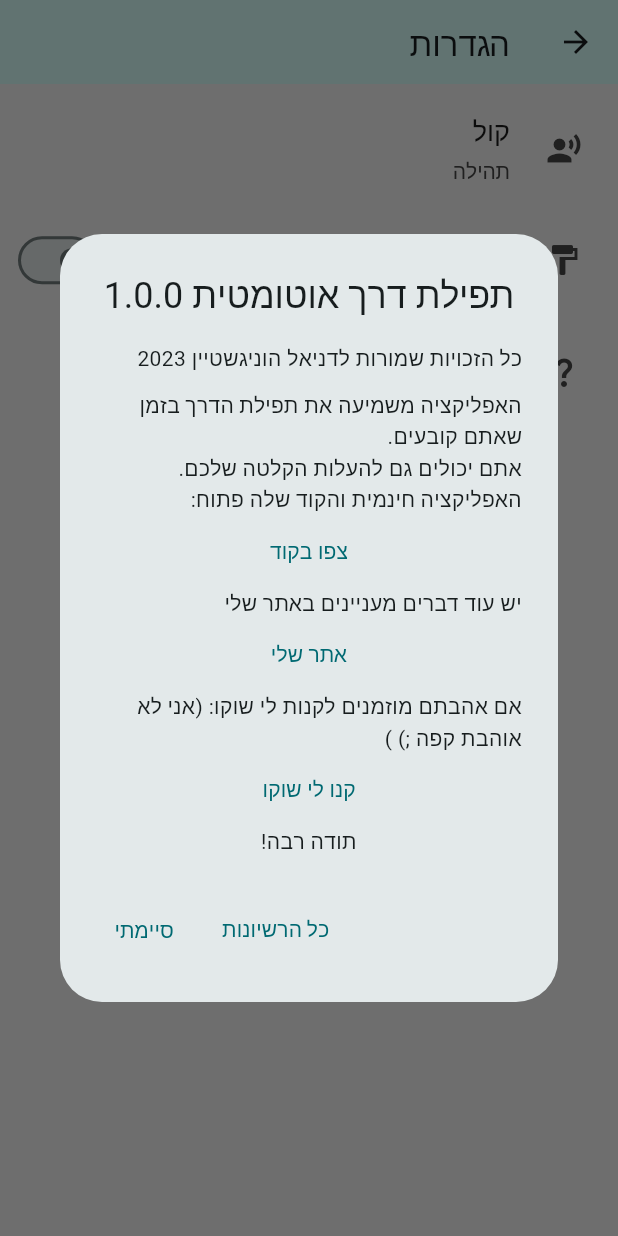
After one commit to danielle-h/auto-tefilat-haderech, a Flutter app: the SettingsPage screen opened directly, after a tap on "על האפליקציה", on a phone screen of 412 x 824 dp. The commit adds this screen. Run offline on Flutter 3.47's test engine with Material 3 defaults, Android fonts, the phone set to English and light mode, and no system bars; drawn by our look-alikes of settings_ui; our stand-ins replace file_picker, just_audio, shared_preferences; missing offline and left inert: alarm, uri_to_file; accounts and stored records are empty.

Commit message:
refactor: moved about dialog to separate widget
* settings was too long

```diff
--- /dev/null
+++ b/lib/pages/widgets/app_dialog.dart
@@ -0,0 +1,81 @@
+import 'package:flutter/material.dart';
+import 'package:url_launcher/link.dart';
+
+class AppDialog extends StatelessWidget {
+  const AppDialog({
+    super.key,
+    required this.appName,
+    required this.version,
+    required this.copyright,
+  });
+
+  final String appName;
+  final String version;
+  final String copyright;
+
+  @override
+  Widget build(BuildContext context) {
+    return Directionality(
+      textDirection: TextDirection.rtl,
+      child: AlertDialog(
+        actions: [
+          TextButton(
+              onPressed: () {
+                showLicensePage(context: context);
+              },
+              child: Text("כל הרשיונות")),
+          TextButton(
+              onPressed: () {
+                Navigator.pop(context);
+              },
+              child: Text("סיימתי")),
+        ],
+        title: Text(
+          "$appName $version",
+          textAlign: TextAlign.center,
+        ),
+        content: Column(
+            crossAxisAlignment: CrossAxisAlignment.stretch,
+            mainAxisSize: MainAxisSize.min,
+            children: [
+              Text(copyright),
+              SizedBox(
+                height: 10,
+              ),
+              const Text("האפליקציה משמיעה את תפילת הדרך בזמן שאתם קובעים."),
+              const Text("אתם יכולים גם להעלות הקלטה שלכם."),
+              const Text("האפליקציה חינמית והקוד שלה פתוח:"),
+              Link(
+                  uri: Uri.parse(
+                      "https://github.com/danielle-h/auto-tefilat-haderech"),
+                  target: LinkTarget.defaultTarget,
+                  builder: (BuildContext ctx, FollowLink? openLink) {
+                    return TextButton(
+                        onPressed: openLink, child: Text("צפו בקוד"));
+                  }),
+              const Text("יש עוד דברים מעניינים באתר שלי"),
+              Link(
+                  uri: Uri.parse("https://danielle-honig.com/"),
+                  target: LinkTarget.defaultTarget,
+                  builder: (BuildContext ctx, FollowLink? openLink) {
+                    return TextButton(
+                        onPressed: openLink, child: Text("אתר שלי"));
+                  }),
+              const Text(
+                  "אם אהבתם מוזמנים לקנות לי שוקו: (אני לא אוהבת קפה ;) )"),
+              Link(
+                  uri: Uri.parse("https://www.buymeacoffee.com/369wkrttu6"),
+                  target: LinkTarget.defaultTarget,
+                  builder: (BuildContext ctx, FollowLink? openLink) {
+                    return TextButton(
+                        onPressed: openLink, child: Text("קנו לי שוקו"));
+                  }),
+              Text(
+                "תודה רבה!",
+                textAlign: TextAlign.center,
+              ),
+            ]),
+      ),
+    );
+  }
+}
```
Also changed, not shown: lib/pages/settings_page.dart (+29 -112 lines).
